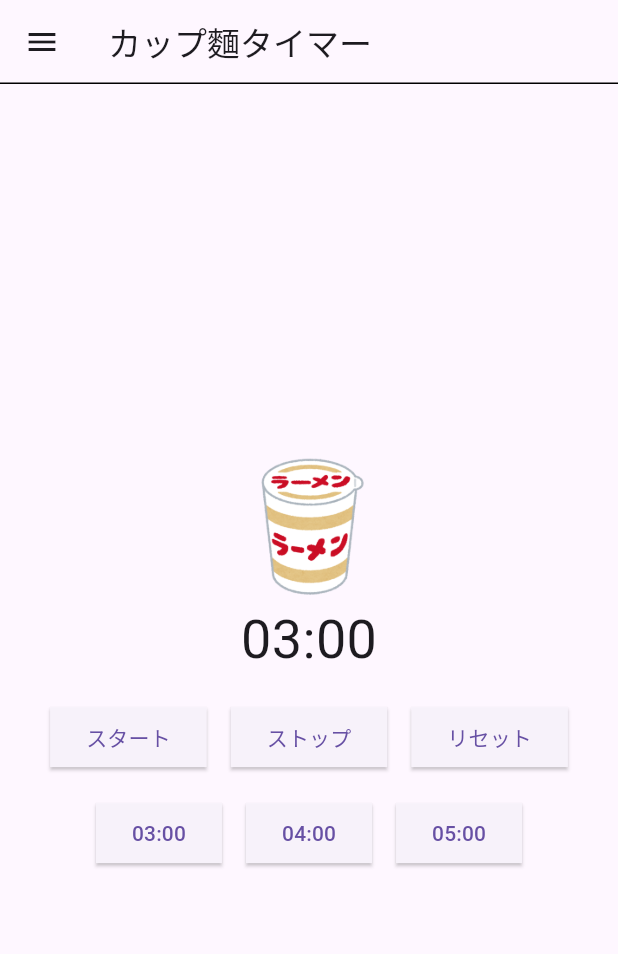
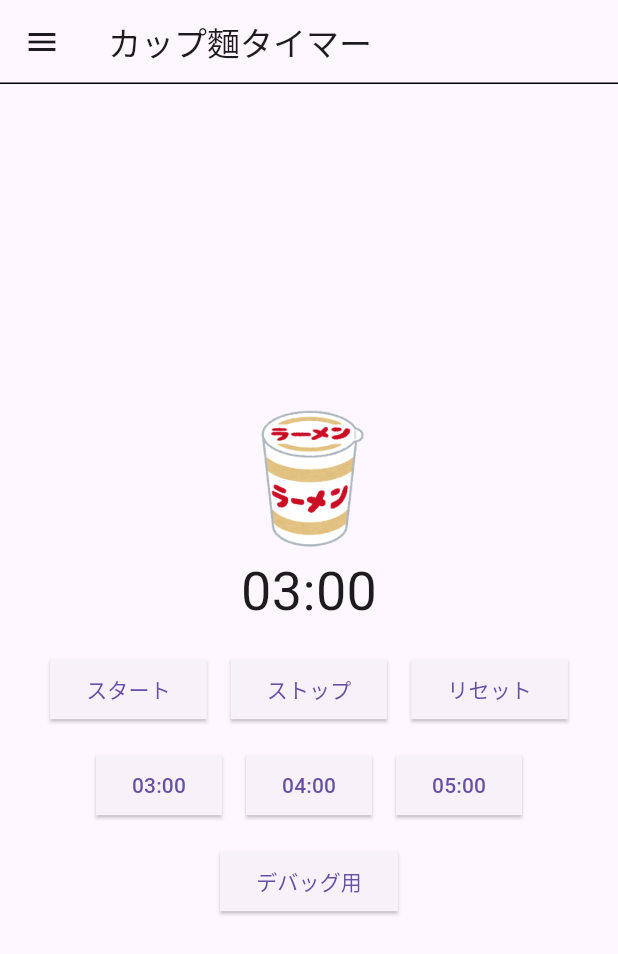
Before and after one commit to kd1355468/cookingtimer, a Flutter app: the screen it shows after launch, on a phone screen of 412 x 824 dp. Shown: the top 954 px of the screen. Run offline on Flutter 3.47's test engine with Material 3 defaults, Android fonts, the phone set to English and light mode, and no system bars.

Commit message:
5回目コミットプロジェクト

```diff
--- a/cookingtimer/lib/main.dart
+++ b/cookingtimer/lib/main.dart
@@ -39,6 +39,8 @@ class _CookingTimerState extends State<CookingTimer> {
   //タイマーの名前変更
   String _timerTitle = "カップ麵タイマー";
 
+  bool _comp=false;
+
   Timer? _timer;
 
   //初期化
@@ -73,6 +75,7 @@ class _CookingTimerState extends State<CookingTimer> {
             _counter--;
           });
         }else{
+          _comp = true;
           stopTimer();
         }
       }
@@ -93,6 +96,7 @@ class _CookingTimerState extends State<CookingTimer> {
     stopTimer();
 
     setState(() {
+      _comp=false;
       _counter = _setCount;
     });
   }
@@ -133,6 +137,7 @@ class _CookingTimerState extends State<CookingTimer> {
               subtitle: Text("他のインスタント食品にも使えます"),
               onTap: (){
                 setState(() {
+                  _comp=false;
                   _timerMode = "Ramen";
                   _timerTitle = "カップ麵タイマー";
                   _setCount = 180;
@@ -147,6 +152,7 @@ class _CookingTimerState extends State<CookingTimer> {
               subtitle: Text("沸騰したお湯から茹でた場合の時間"),
               onTap: (){
                 setState(() {
+                  _comp=false;
                   _timerMode = "boilEgg";
                   _timerTitle = "ゆで卵タイマー";
                    _setCount = 360;
@@ -160,6 +166,7 @@ class _CookingTimerState extends State<CookingTimer> {
               title: Text("茹で野菜用タイマー"),
               onTap: (){
                 setState(() {
+                  _comp=false;
                   _timerMode = "boilvegetable";
                   _timerTitle = "茹で野菜タイマー";
                   _setCount = 90;
@@ -178,9 +185,16 @@ class _CookingTimerState extends State<CookingTimer> {
         child: Column(
           mainAxisAlignment: MainAxisAlignment.center,
           children: [
-            if(_timerMode=="Ramen")...{
+            //画像
+            if(_timerMode=="Ramen" && _comp == false)...{
               Image.asset(
                 "assets/food_cup_noodle_close_transparent.png",
+                width: 100,
+                height: 100,
+              ),
+            }else if(_timerMode == "Ramen" && _comp == true)...{
+              Image.asset(
+                "assets/food_cup_noodle_open_transparent.png",
                 width: 100,
                 height: 100,
               ),
@@ -193,6 +207,7 @@ class _CookingTimerState extends State<CookingTimer> {
             },
 
 
+            //ボタン(動作)
             Text(_formatTime(),style: TextStyle(fontSize: 36),),
             SizedBox(height: 16,),
             Row(
@@ -236,6 +251,7 @@ class _CookingTimerState extends State<CookingTimer> {
               ],
             ),
 
+            //ボタン(時間設定)
             SizedBox(height: 16,),
             if(_timerMode == 'Ramen')...{
               Row(
@@ -245,6 +261,7 @@ class _CookingTimerState extends State<CookingTimer> {
                   ElevatedButton(
                     onPressed: (){
                       setState(() {
+                        _comp=false;
                         _counter = 180;
                         _setCount = 180;
                         stopTimer();
@@ -261,6 +278,7 @@ class _CookingTimerState extends State<CookingTimer> {
                   ElevatedButton(
                     onPressed: (){
                       setState(() {
+                        _comp=false;
                         _counter = 240;
                         _setCount = 240;
                         stopTimer();
@@ -277,6 +295,7 @@ class _CookingTimerState extends State<CookingTimer> {
                   ElevatedButton(
                     onPressed: (){
                       setState(() {
+                        _comp=false;
                         _counter = 300;
                         _setCount = 300;
                         stopTimer();
@@ -399,7 +418,27 @@ class _CookingTimerState extends State<CookingTimer> {
                   ),
                 ],
               ),
-            }
+            },
+
+            SizedBox(height: 16,),
+            Row(
+              mainAxisAlignment: MainAxisAlignment.center,
+              children: [
+                ElevatedButton(
+                  onPressed: (){
+                    setState(() {
+                      _counter = 1;
+                    });
+                  },
+                  style: ElevatedButton.styleFrom(
+                    shape: RoundedRectangleBorder(
+                      borderRadius: BorderRadius.circular(0)
+                    )
+                  ),
+                  child: Text("デバッグ用")
+                ),
+              ]
+            )
           ],
         ),
       ),
```
